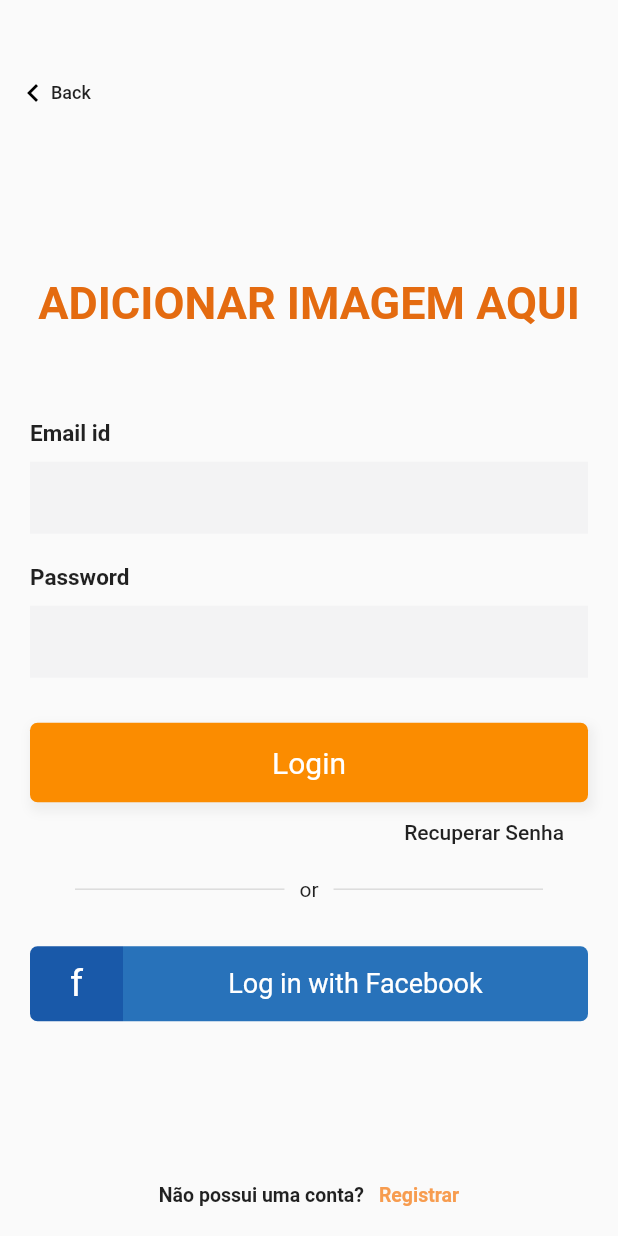
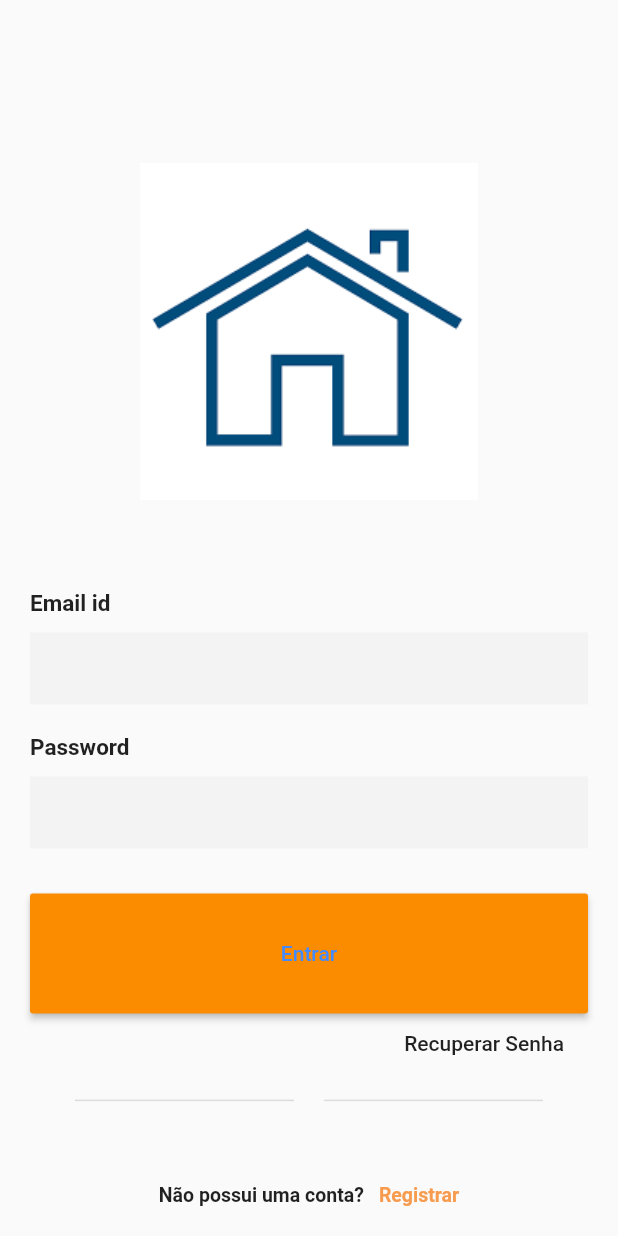
Before and after one commit to RibeiroCode/imovel, a Flutter app: the screen it shows after launch, on a phone screen of 412 x 824 dp. Run offline on Flutter 3.47's test engine with Material 2 defaults, Android fonts, the phone set to English and light mode, and no system bars; missing offline and left inert: dart:js.

Commit message:
fourth commit

```diff
--- /dev/null
+++ b/lib/config.dart
@@ -0,0 +1,3 @@
+const Map GLOBAL_VARIABLES = const {
+  'API_URL': 'http://192.168.0.118:5000/api'
+};
--- a/lib/main.dart
+++ b/lib/main.dart
@@ -6,29 +6,25 @@ import 'package:imovelapp/resetpasswordpage.dart';
 import 'package:imovelapp/cadastroimovel.dart';
 import 'package:imovelapp/menu.dart';
 import 'package:imovelapp/contatos.dart';
+import 'dart:convert';
+import 'package:http/http.dart' as http;
+
+import 'config.dart';
+
 void main() => runApp(MyApp());
 
 class MyApp extends StatelessWidget {
-
-
   // This widget is the root of your application.
   @override
   Widget build(BuildContext context) {
     return MaterialApp(
-      title: 'Flutter Demo',
+      debugShowCheckedModeBanner: false,
+      title: 'NOME DO APLICATIVO',
       theme: ThemeData(
-        // This is the theme of your application.
-        //
-        // Try running your application with "flutter run". You'll see the
-        // application has a blue toolbar. Then, without quitting the app, try
-        // changing the primarySwatch below to Colors.green and then invoke
-        // "hot reload" (press "r" in the console where you ran "flutter run",
-        // or simply save your changes to "hot reload" in a Flutter IDE).
-        // Notice that the counter didn't reset back to zero; the application
-        // is not restarted.
         primarySwatch: Colors.blue,
       ),
-      home: LoginPage(title: 'Flutter Demo Home Page'),
+      home: LoginPage(title: 'COLOCAR AQUI O NOME DO APLICATIVO'),
+
     );
   }
 }
@@ -43,28 +39,8 @@ class LoginPage extends StatefulWidget {
 }
 
 class _LoginPageState extends State<LoginPage> {
-  Widget _backButton() {
-    return InkWell(
-      onTap: () {
-        Navigator.pop(context);
-      },
-      child: Container(
-        padding: EdgeInsets.symmetric(horizontal: 10),
-        child: Row(
-          children: <Widget>[
-            Container(
-              padding: EdgeInsets.only(left: 0, top: 10, bottom: 10),
-              child: Icon(Icons.keyboard_arrow_left, color: Colors.black),
-            ),
-            Text('Back',
-                style: TextStyle(fontSize: 12, fontWeight: FontWeight.w500))
-
-
-          ]
-          ),
-      ),
-    );
-  }
+  final _userNameController = TextEditingController();
+  final _passwordController = TextEditingController();
 
   Widget _entryField(String title, {bool isPassword = false}) {
     return Container(
@@ -80,6 +56,9 @@ class _LoginPageState extends State<LoginPage> {
             height: 10,
           ),
           TextField(
+              //Se is password for true, usa passwordcontrolle senão username controller
+              controller:
+                  isPassword ? _passwordController : _userNameController,
               obscureText: isPassword,
               decoration: InputDecoration(
                   border: InputBorder.none,
@@ -90,44 +69,70 @@ class _LoginPageState extends State<LoginPage> {
     );
   }
 
+  Widget _submitButton() {
+    return ButtonTheme(
+        minWidth: MediaQuery.of(context).size.width,
+        height: 80.0,
+        child: RaisedButton(
+          color: Color(0xfffb8c00),
+          onPressed: () => {
+            tryLogin(),
+          },
+          child: Text('Entrar', style: TextStyle(color: Colors.blueAccent)),
+        ));
+  }
 
+  Future<void> tryLogin() async {
+    var password = _passwordController.text;
+    var userName = _userNameController.text;
 
-  Widget _submitButton( ) {
+  var headers = {
+      "content-type": "application/json",
+      "accept": "application/json",
+    };
 
-    return Container(
-      width: MediaQuery.of(context).size.width,
-      padding: EdgeInsets.symmetric(vertical: 15),
-      alignment: Alignment.center,
-      decoration: BoxDecoration(
-          borderRadius: BorderRadius.all(Radius.circular(5)),
-          boxShadow: <BoxShadow>[
-            BoxShadow(
-                color: Colors.grey.shade200,
-                offset: Offset(2, 4),
-                blurRadius: 5,
-                spreadRadius: 2)
+    bool userCanLogin = false;
+
+    String data = '{"login": "$password", "accessKey": "$userName"}';
+
+    print(data);
+
+    var resp = await http.post(GLOBAL_VARIABLES["API_URL"] + "/Login/v1",
+        body: data, headers: headers);
+
+    final body = jsonDecode(resp.body);
+
+    print(body);
+
+   if (body["autenticated"] == true) {
+      userCanLogin = true;
+    }
+
+    if (userCanLogin) {
+      Navigator.push(
+        context,
+        MaterialPageRoute(builder: (context) => Menu()),
+      );
+    } else {
+      // set up the button
+      showDialog(
+        context: context,
+        builder: (BuildContext context) {
+          return AlertDialog(
+            title: Text("Ops..."),
+            content: Text("Verifique seu login ou sua senha."),
+            actions: <Widget>[
+              FlatButton(
+                child: Text("OK"),
+                onPressed: () {},
+              )
             ],
-
-
-          gradient: LinearGradient(
-              begin: Alignment.centerLeft,
-              end: Alignment.centerRight,
-              colors: [Color(0xfffb8c00), Color(0xfffb8c00)])),
-
-      child: Text(
-        'Login',
-        style: TextStyle(fontSize: 20, color: Colors.white),
-
-
-      )
-
-
-
-
           );
+        },
+      );
+    }
 
   }
-
 
   Widget _divider() {
     return Container(
@@ -145,7 +150,6 @@ class _LoginPageState extends State<LoginPage> {
               ),
             ),
           ),
-          Text('or'),
           Expanded(
             child: Padding(
               padding: EdgeInsets.symmetric(horizontal: 10),
@@ -162,54 +166,6 @@ class _LoginPageState extends State<LoginPage> {
     );
   }
 
-  Widget _facebookButton() {
-    return Container(
-      height: 50,
-      margin: EdgeInsets.symmetric(vertical: 20),
-      decoration: BoxDecoration(
-        borderRadius: BorderRadius.all(Radius.circular(10)),
-      ),
-      child: Row(
-        children: <Widget>[
-          Expanded(
-            flex: 1,
-            child: Container(
-              decoration: BoxDecoration(
-                color: Color(0xff1959a9),
-                borderRadius: BorderRadius.only(
-                    bottomLeft: Radius.circular(5),
-                    topLeft: Radius.circular(5)),
-              ),
-              alignment: Alignment.center,
-              child: Text('f',
-                  style: TextStyle(
-                      color: Colors.white,
-                      fontSize: 25,
-                      fontWeight: FontWeight.w400)),
-            ),
-          ),
-          Expanded(
-            flex: 5,
-            child: Container(
-              decoration: BoxDecoration(
-                color: Color(0xff2872ba),
-                borderRadius: BorderRadius.only(
-                    bottomRight: Radius.circular(5),
-                    topRight: Radius.circular(5)),
-              ),
-              alignment: Alignment.center,
-              child: Text('Log in with Facebook',
-                  style: TextStyle(
-                      color: Colors.white,
-                      fontSize: 18,
-                      fontWeight: FontWeight.w400)),
-            ),
-          ),
-        ],
-      ),
-    );
-  }
-
   Widget _createAccountLabel() {
     return Container(
       margin: EdgeInsets.symmetric(vertical: 20),
@@ -217,7 +173,6 @@ class _LoginPageState extends State<LoginPage> {
       child: Row(
         mainAxisAlignment: MainAxisAlignment.center,
         children: <Widget>[
-
           Text(
             'Não possui uma conta?',
             style: TextStyle(fontSize: 13, fontWeight: FontWeight.w600),
@@ -228,7 +183,7 @@ class _LoginPageState extends State<LoginPage> {
           InkWell(
             onTap: () {
               Navigator.push(context,
-                  MaterialPageRoute(builder: (context) =>ResetPasswordPage ()));
+                  MaterialPageRoute(builder: (context) => ResetPasswordPage()));
             },
             child: Text(
               'Registrar',
@@ -236,27 +191,15 @@ class _LoginPageState extends State<LoginPage> {
                   color: Color(0xfff79c4f),
                   fontSize: 13,
                   fontWeight: FontWeight.w600),
-
             ),
-
-
           ),
-
         ],
       ),
     );
   }
 
   Widget _title() {
-    return RichText(
-      textAlign: TextAlign.center,
-      text: TextSpan(
-          text: 'ADICIONAR IMAGEM AQUI',
-          style:TextStyle (
-            fontSize: 30,
-            fontWeight: FontWeight.w700,
-            color: Color(0xffe46b10),
-          ), ), );
+    return Image(image: AssetImage('assets/logoimg.png'));
   }
 
   Widget _emailPasswordWidget() {
@@ -306,35 +249,25 @@ class _LoginPageState extends State<LoginPage> {
                       onPressed: () {
                         Navigator.push(
                           context,
-                      MaterialPageRoute (
-                        builder: (context) => Menu (),
-                 ) , ) ;
-                    }
-
-                      ), ),
-
+                          MaterialPageRoute(
+                            builder: (context) => ResetPasswordPage(),
+                          ),
+                        );
+                      }),
+                ),
                 _divider(),
-                      _facebookButton(),
                 Expanded(
                   flex: 2,
                   child: SizedBox(),
                 ),
-
               ],
             ),
           ),
           Align(
             alignment: Alignment.bottomCenter,
             child: _createAccountLabel(),
-
+          )        ],
       ),
-                Positioned(top: 40, left: 0, child: _backButton()),
-
-
-              ],
-            ),
-          )
-        )
-      );
+    )));
   }
 }
```
Also changed, not shown: lib/JsonViaHTTP.dart (added, +47 -0 lines), lib/sidemenu-menu.dart (+12 -9 lines). Lines whose indentation alone changed are shown as unchanged.
